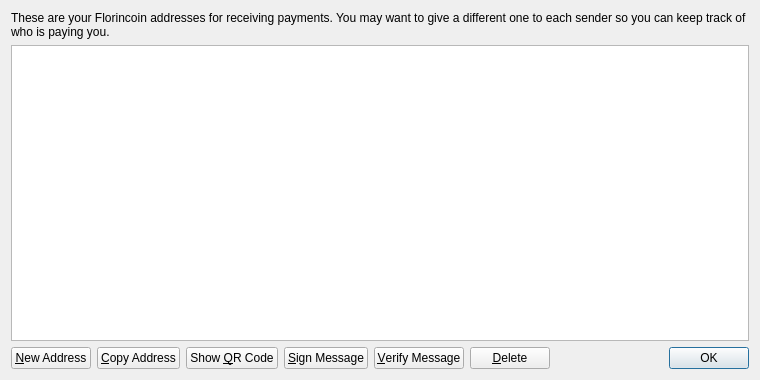
Before: the Qt Designer form src/qt/forms/addressbookpage.ui in NobleCoinNOBL/noblecoin, drawn with Qt 5.
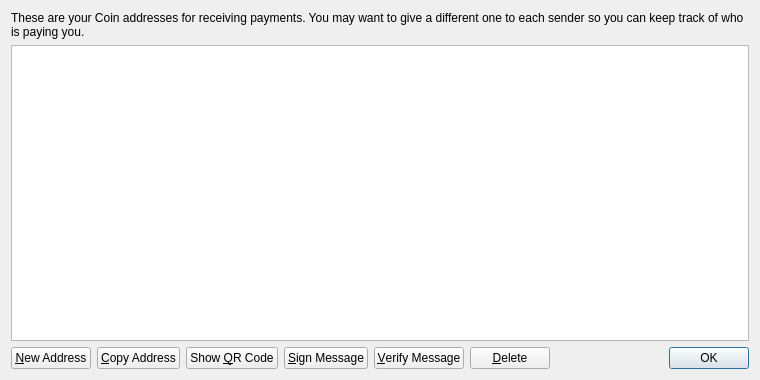
After: the same form once the commit is applied. Icons and pictures are not drawn.

Diff of the .ui file:
```diff
--- a/src/qt/forms/addressbookpage.ui
+++ b/src/qt/forms/addressbookpage.ui
@@ -17,7 +17,7 @@
    <item>
     <widget class="QLabel" name="labelExplanation">
      <property name="text">
-      <string>These are your Florincoin addresses for receiving payments. You may want to give a different one to each sender so you can keep track of who is paying you.</string>
+      <string>These are your Coin addresses for receiving payments. You may want to give a different one to each sender so you can keep track of who is paying you.</string>
      </property>
      <property name="textFormat">
       <enum>Qt::PlainText</enum>
```
Left out of the diff: 4 changed lines with no effect on the pictures.
